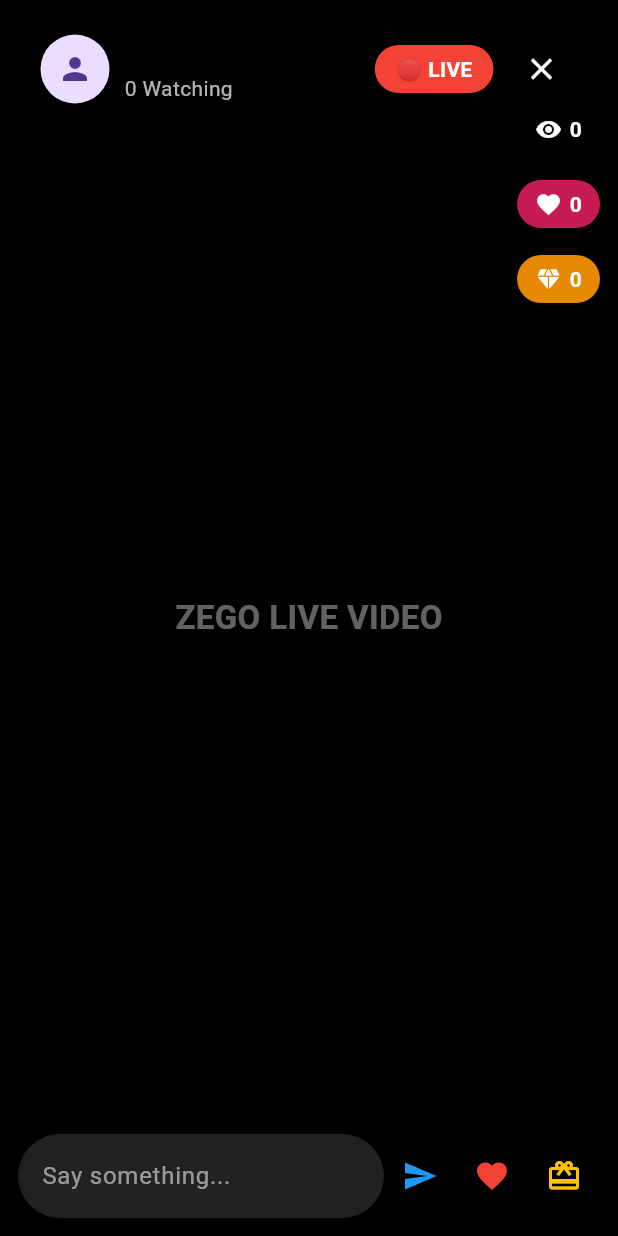
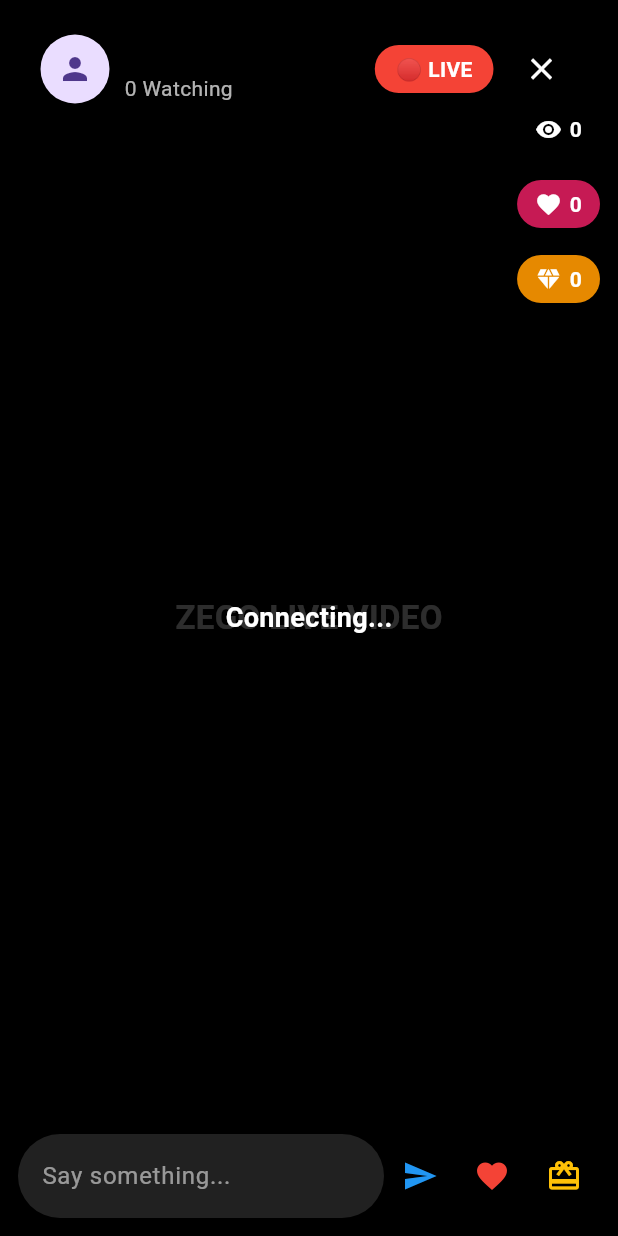
Before and after one commit to Anilbhatiwal/livesutra, a Flutter app: the _LiveRoomBody screen opened directly with empty values, on a phone screen of 412 x 824 dp. Run offline on Flutter 3.47's test engine with Material 3 defaults, Android fonts, the phone set to English and light mode, and no system bars; our stand-ins replace cached_network_image, cloud_firestore, firebase_auth, firebase_core, firebase_storage, image_picker; missing offline and left inert: zego_express_engine; accounts and stored records are empty.

Commit message:
New Feature completed

```diff
--- a/lib/screens/live/widgets/live_video_view.dart
+++ b/lib/screens/live/widgets/live_video_view.dart
@@ -1,4 +1,7 @@
 import 'package:flutter/material.dart';
+import 'package:provider/provider.dart';
+
+import '../../../controllers/live_room_controller.dart';
 
 class LiveVideoView extends StatelessWidget {
   final Widget? child;
@@ -10,8 +13,50 @@
 
   @override
   Widget build(BuildContext context) {
-    return Positioned.fill(
-      child: Container(
+    final controller = context.watch<LiveRoomController>();
+
+return Positioned.fill(
+
+  child: Stack(
+    children: [
+    Positioned(
+  top: 50,
+  right: 16,
+  child: Container(
+    padding: const EdgeInsets.symmetric(
+      horizontal: 10,
+      vertical: 6,
+    ),
+    decoration: BoxDecoration(
+      color: Colors.black54,
+      borderRadius: BorderRadius.circular(20),
+    ),
+    child: Row(
+      mainAxisSize: MainAxisSize.min,
+      children: [
+      Icon(
+  Icons.network_check,
+  color: controller.networkQuality <= 1
+      ? Colors.green
+      : controller.networkQuality == 2
+          ? Colors.orange
+          : Colors.red,
+  size: 18,
+),
+        const SizedBox(width: 6),
+        Text(
+          "Net ${controller.networkQuality}",
+          style: const TextStyle(
+            color: Colors.white,
+            fontSize: 12,
+            fontWeight: FontWeight.w600,
+          ),
+        ),
+      ],
+    ),
+  ),
+),
+      Container(
         color: Colors.black,
         child: child ??
             const Center(
@@ -25,6 +70,28 @@
               ),
             ),
       ),
-    );
+
+      if (!controller.connected)
+        Container(
+          color: Colors.black54,
+          child: Center(
+            child: Text(
+              controller.connectionText,
+              style: const TextStyle(
+                color: Colors.white,
+                fontSize: 18,
+                fontWeight: FontWeight.bold,
+              ),
+            ),
+          ),
+        ),
+
+      if (controller.reconnecting)
+        const Center(
+          child: CircularProgressIndicator(),
+        ),
+    ],
+  ),
+);
   }
 }
```
Also changed, not shown: lib/controllers/live_room_controller.dart (+61 -1 lines), lib/services/zego_service.dart (+227 -3 lines).
